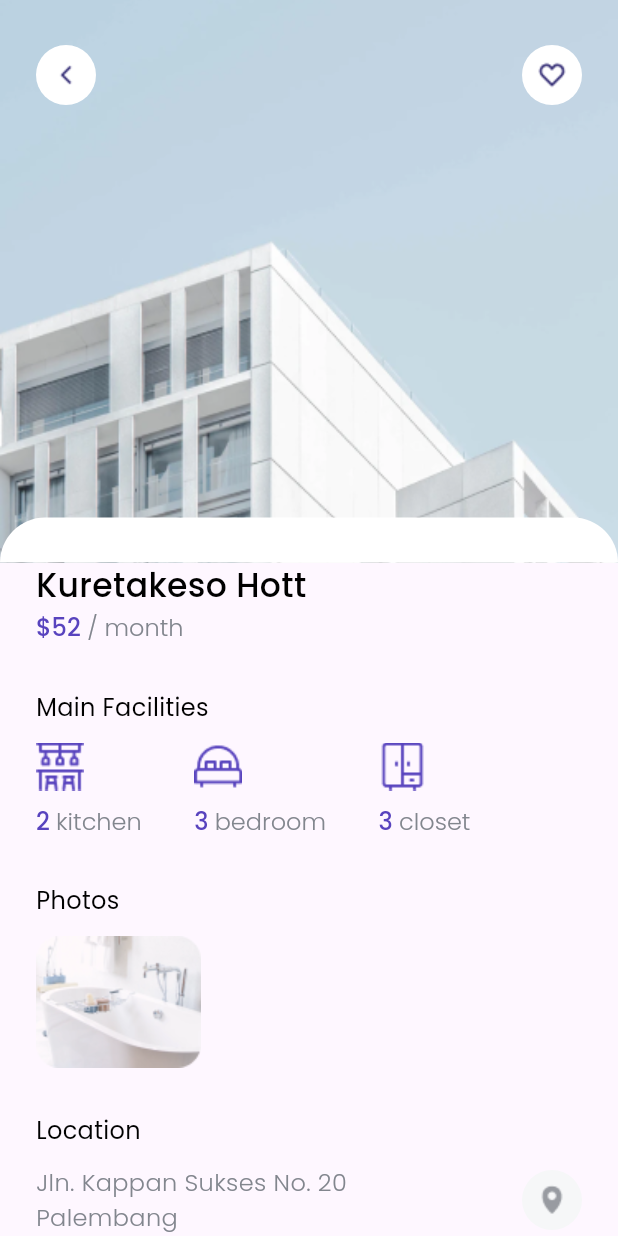
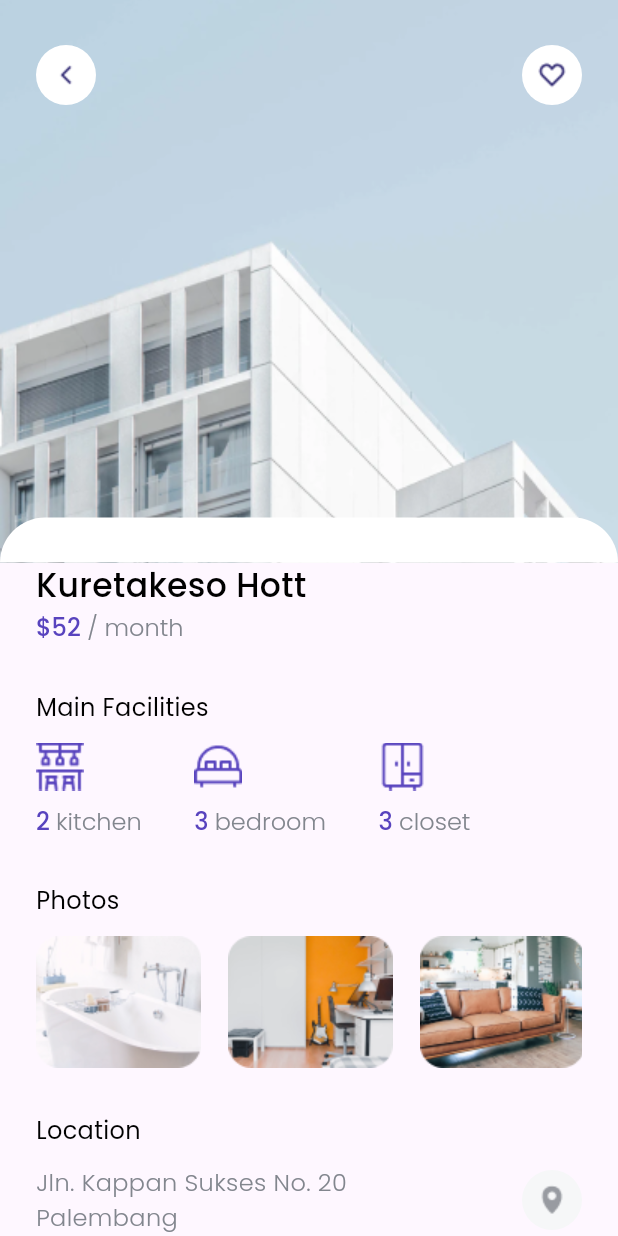
Before and after one commit to jadesnowman/Cozy-BWA, a Flutter app: the screen it shows after launch, on a phone screen of 412 x 824 dp. Run offline on Flutter 3.47's test engine with Material 3 defaults, Android fonts, the phone set to English and light mode, and no system bars; our stand-ins replace google_fonts.

Commit message:
Refactor image display in DetailPage

```diff
--- a/lib/pages/detail_page.dart
+++ b/lib/pages/detail_page.dart
@@ -148,7 +148,37 @@ class DetailPage extends StatelessWidget {
                       ),
                     ),
                     const SizedBox(height: 12),
-                    Image.asset('assets/images/detail/pic-1.png'),
+                    SizedBox(
+                      height: 88,
+                      child: ListView(
+                        scrollDirection: Axis.horizontal,
+                        children: [
+                          Image.asset(
+                            'assets/images/detail/pic-1.png',
+                            height: 88,
+                            width: 110,
+                          ),
+                          SizedBox(width: 18),
+                          Image.asset(
+                            'assets/images/detail/pic-2.png',
+                            height: 88,
+                            width: 110,
+                          ),
+                          SizedBox(width: 18),
+                          Image.asset(
+                            'assets/images/detail/pic-3.png',
+                            height: 88,
+                            width: 110,
+                          ),
+                          SizedBox(width: 18),
+                          Image.asset(
+                            'assets/images/detail/pic-4.png',
+                            height: 88,
+                            width: 110,
+                          ),
+                        ],
+                      ),
+                    ),
                     const SizedBox(height: 30),
                     Text(
                       'Location',
```
